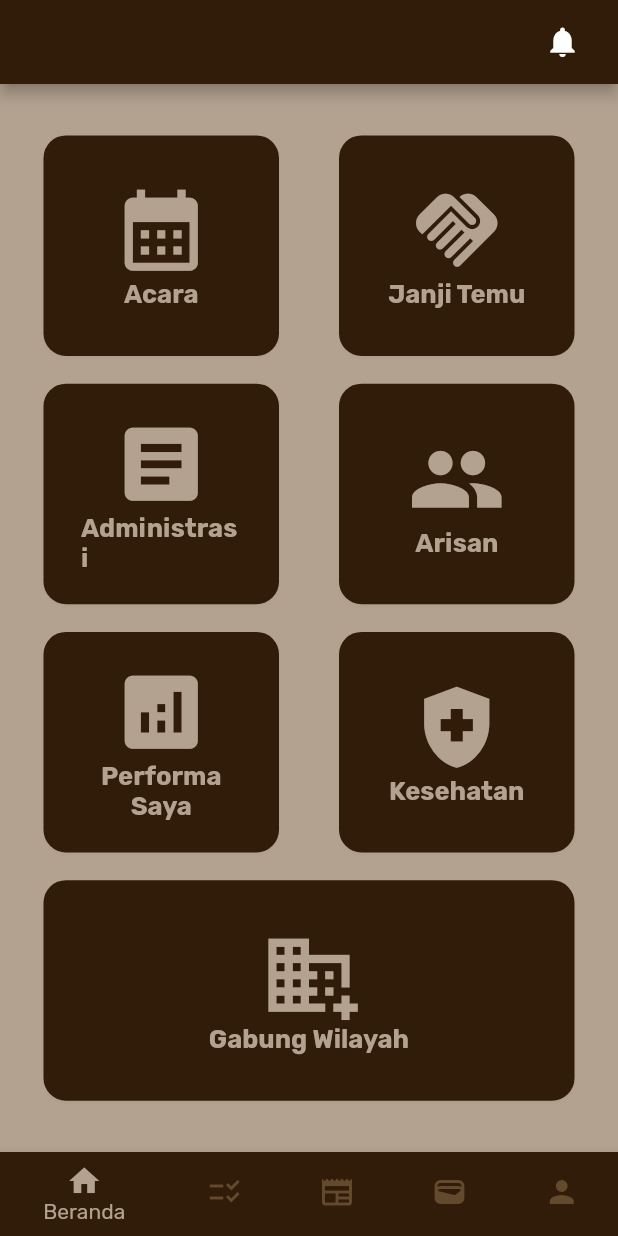
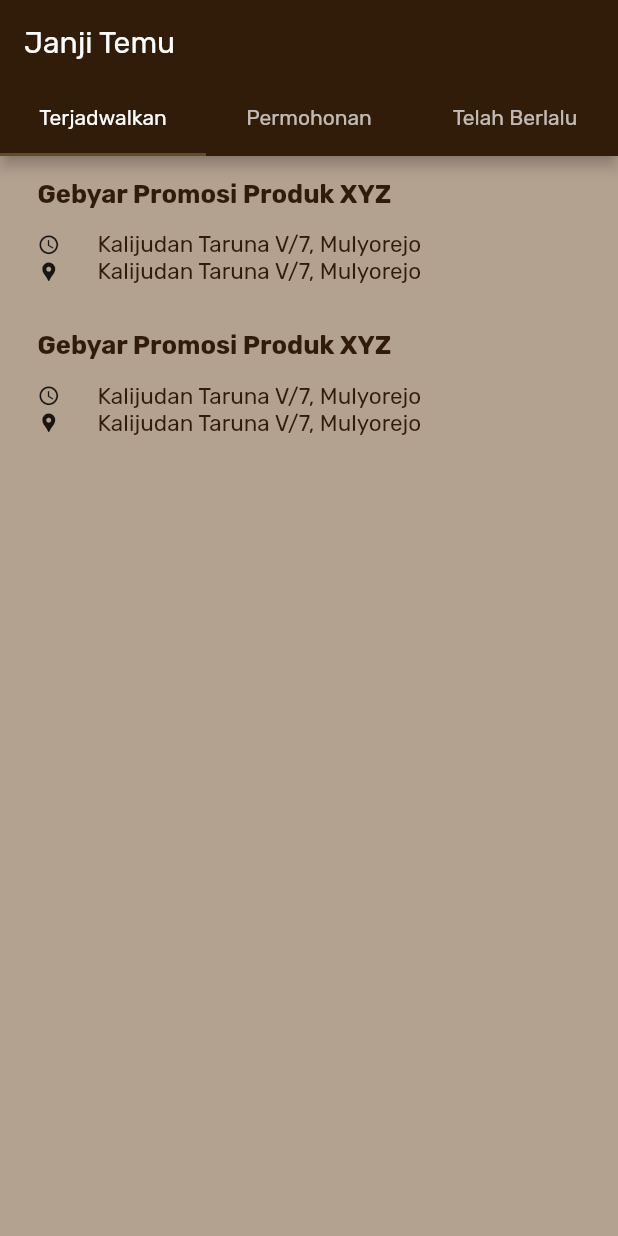
Before and after one commit to Smart-RT/SmartRT-mobile, a Flutter app: the screen it shows after launch, on a phone screen of 412 x 824 dp. Run offline on Flutter 3.47's test engine with Material 2 defaults, Android fonts, the light colour scheme and no system bars; our stand-ins replace date_time_picker, dio, dropdown_button2, firebase_auth, firebase_core, flutter_secure_storage and 2 more; accounts and stored records are empty.

Commit message:
menambahkan halaman req update role dan janji temu (kode belum di rapikan dan janji temu belum selesai)

```diff
--- a/lib/main.dart
+++ b/lib/main.dart
@@ -3,6 +3,7 @@ import 'package:firebase_core/firebase_core.dart';
 import 'package:provider/provider.dart';
 import 'package:smart_rt/providers/application_provider.dart';
 import 'package:smart_rt/screens/guest_screens/guest_home.dart';
+import 'package:smart_rt/screens/public_screens/janji_temu/list_janji_temu_page.dart';
 import 'firebase_options.dart';
 import 'package:flutter/material.dart';
 import 'package:smart_rt/constants/theme.dart';
@@ -47,8 +48,8 @@ class _SmartRTAppState extends State<SmartRTApp> {
         return MaterialApp(
           title: 'Flutter Demo',
           theme: getThemeData(),
-          home: const GuestHome(),
-          initialRoute: GuestHome.id,
+          home: const ListJanjiTemuPage(),
+          initialRoute: ListJanjiTemuPage.id,
           // home: const WelcomePage(),
           // initialRoute: WelcomePage.id,
           onGenerateRoute: Routes.generateRoute,
--- a/lib/routes/routes.dart
+++ b/lib/routes/routes.dart
@@ -5,9 +5,11 @@ import 'package:smart_rt/screens/public_screens/authentications/otp_page.dart';
 import 'package:smart_rt/screens/public_screens/authentications/register/register_page_1.dart';
 import 'package:smart_rt/screens/public_screens/authentications/register/register_page_2.dart';
 import 'package:smart_rt/screens/public_screens/authentications/welcome_page.dart';
-import 'package:smart_rt/screens/public_screens/gabung_wilayah/gabung_wilayah.dart';
+import 'package:smart_rt/screens/public_screens/gabung_wilayah/gabung_wilayah_page.dart';
+import 'package:smart_rt/screens/public_screens/janji_temu/list_janji_temu_page.dart';
 import 'package:smart_rt/screens/public_screens/test_screen.dart';
 import 'package:smart_rt/screens/public_screens/test_screen2.dart';
+import 'package:smart_rt/screens/public_screens/update_role/req_update_role_page.dart';
 
 class Routes {
   static Route<dynamic> Function(RouteSettings) generateRoute =
@@ -41,9 +43,17 @@ class Routes {
         return MaterialPageRoute(builder: (context) {
           return const GuestHome();
         });
-      case GabungWilayah.id:
+      case GabungWilayahPage.id:
         return MaterialPageRoute(builder: (context) {
-          return const GabungWilayah();
+          return const GabungWilayahPage();
+        });
+      case ReqUpdateRolePage.id:
+        return MaterialPageRoute(builder: (context) {
+          return const ReqUpdateRolePage();
+        });
+      case ListJanjiTemuPage.id:
+        return MaterialPageRoute(builder: (context) {
+          return const ListJanjiTemuPage();
         });
       case TestScreen.id:
         return MaterialPageRoute(builder: (context) {
--- /dev/null
+++ b/lib/screens/public_screens/janji_temu/list_janji_temu_page.dart
@@ -0,0 +1,57 @@
+import 'package:flutter/material.dart';
+import 'package:flutter/src/foundation/key.dart';
+import 'package:flutter/src/widgets/framework.dart';
+import 'package:smart_rt/constants/size.dart';
+import 'package:smart_rt/widgets/cards/card_with_time_location.dart';
+
+class ListJanjiTemuPage extends StatefulWidget {
+  static const String id = 'ListJanjiTemuPage';
+  const ListJanjiTemuPage({Key? key}) : super(key: key);
+
+  @override
+  State<ListJanjiTemuPage> createState() => _ListJanjiTemuPageState();
+}
+
+class _ListJanjiTemuPageState extends State<ListJanjiTemuPage> {
+  @override
+  Widget build(BuildContext context) {
+    return DefaultTabController(
+      initialIndex: 0,
+      length: 3,
+      child: Scaffold(
+        appBar: AppBar(
+          title: Text('Janji Temu'),
+          bottom: const TabBar(
+            tabs: <Widget>[
+              Tab(
+                text: 'Terjadwalkan',
+              ),
+              Tab(
+                text: 'Permohonan',
+              ),
+              Tab(
+                text: 'Telah Berlalu',
+              ),
+            ],
+          ),
+        ),
+        body: TabBarView(
+          children: <Widget>[
+            ListView(
+              children: <CardWithTimeLocation>[
+                CardWithTimeLocation(title: 'Gebyar Promosi Produk XYZ', dateTime: 'Senin, 01 Agustus 2023', location: 'Kalijudan Taruna V/7, Mulyorejo'),
+                CardWithTimeLocation(title: 'Gebyar Promosi Produk XYZ', dateTime: 'Senin, 01 Agustus 2023', location: 'Kalijudan Taruna V/7, Mulyorejo'),
+              ],
+            ),
+            Center(
+              child: Text("It's rainy here"),
+            ),
+            Center(
+              child: Text("It's sunny here"),
+            ),
+          ],
+        ),
+      ),
+    );
+  }
+}
--- /dev/null
+++ b/lib/widgets/cards/card_with_time_location.dart
@@ -0,0 +1,50 @@
+import 'package:flutter/src/foundation/key.dart';
+import 'package:flutter/src/widgets/framework.dart';
+import 'package:flutter/material.dart';
+import 'package:smart_rt/constants/size.dart';
+import 'package:smart_rt/constants/style.dart';
+
+class CardWithTimeLocation extends StatelessWidget {
+  const CardWithTimeLocation(
+      {Key? key,
+      required this.title,
+      required this.dateTime,
+      required this.location})
+      : super(key: key);
+
+  final String title;
+  final String dateTime;
+  final String location;
+
+  @override
+  Widget build(BuildContext context) {
+    return Padding(
+      padding: paddingCard,
+      child: Column(
+        crossAxisAlignment: CrossAxisAlignment.start,
+        children: [
+          Text(title, style: smartRTTextLargeBold_Primary,),
+          SB_height15,
+          Row(
+            mainAxisAlignment: MainAxisAlignment.start,
+            crossAxisAlignment: CrossAxisAlignment.center,
+            children: [
+              Icon(Icons.access_time, size: 15,),
+              SB_width25,
+              Text(location, style: smartRTTextNormal_Primary,),
+            ],
+          ),
+           Row(
+            mainAxisAlignment: MainAxisAlignment.start,
+            crossAxisAlignment: CrossAxisAlignment.center,
+            children: [
+              Icon(Icons.location_pin, size: 15,),
+              SB_width25,
+              Text(location, style: smartRTTextNormal_Primary,),
+            ],
+          ),
+        ],
+      ),
+    );
+  }
+}
```
Also changed, not shown: lib/screens/public_screens/gabung_wilayah/gabung_wilayah.dart (deleted, +0 -66 lines), lib/screens/public_screens/gabung_wilayah/gabung_wilayah_page.dart (added, +65 -0 lines), lib/screens/public_screens/update_role/req_update_role_page.dart (added, +65 -0 lines).
